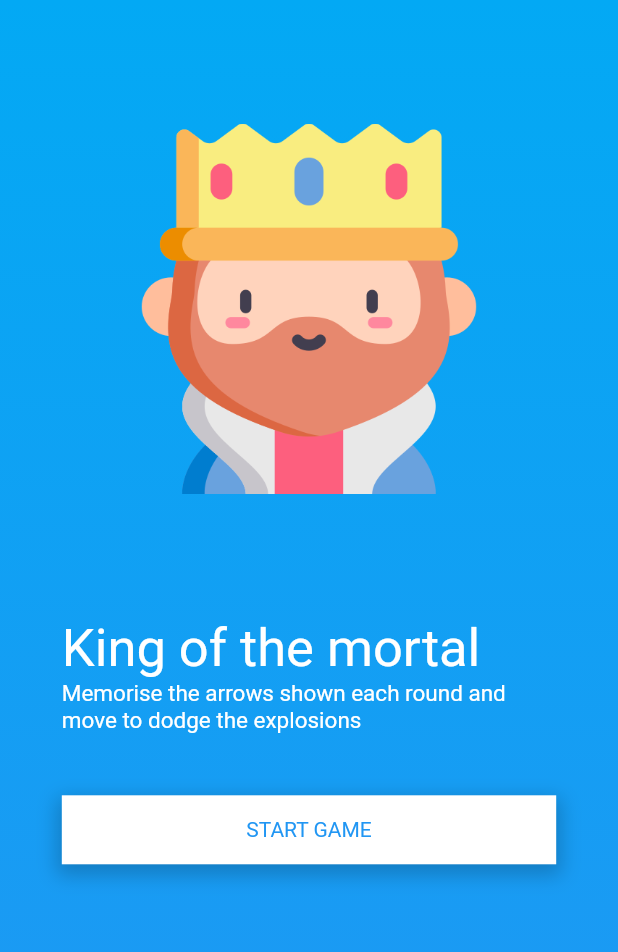
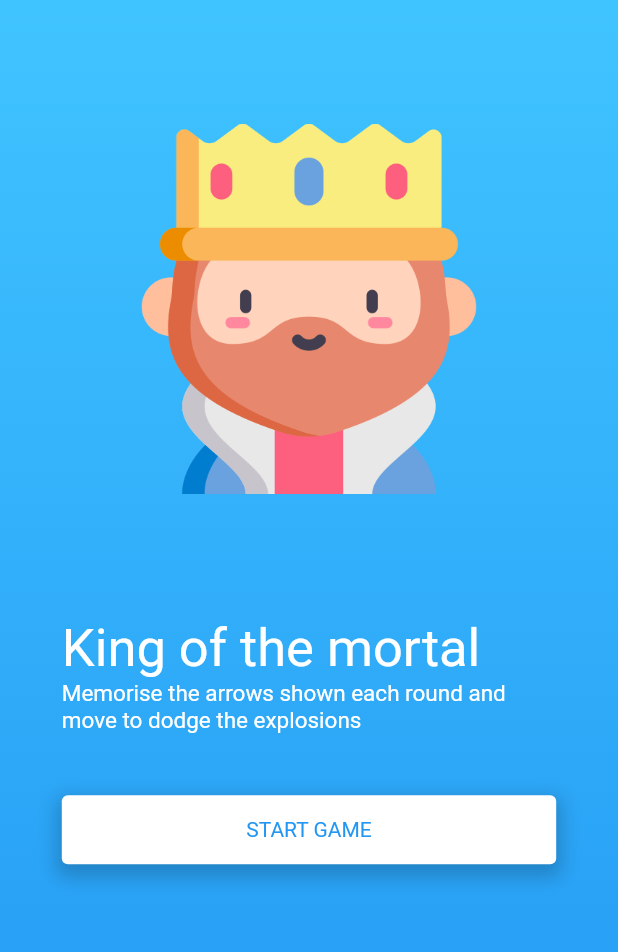
Before and after one commit to kai63001/King-of-the-mortal, a Flutter app: the screen it shows after launch, on a phone screen of 412 x 824 dp. Shown: the top 952 px of the screen. Run offline on Flutter 3.47's test engine with Material 2 defaults, Android fonts, the light colour scheme and no system bars; drawn by our look-alikes of flip_card; our stand-ins replace google_fonts.

Commit message:
update gradiant

```diff
--- a/lib/main.dart
+++ b/lib/main.dart
@@ -407,7 +407,7 @@
           begin: Alignment.topCenter,
           end: Alignment.bottomCenter,
           colors: [
-            Colors.lightBlue,
+            Colors.lightBlueAccent,
             Colors.blue,
           ],
         )),
@@ -460,6 +460,7 @@
               child: Container(
                   width: size.width * 0.8,
                   decoration: BoxDecoration(
+                    borderRadius: BorderRadius.all(Radius.circular(4)),
                     color: Colors.white,
                     boxShadow: [
                       BoxShadow(
```
